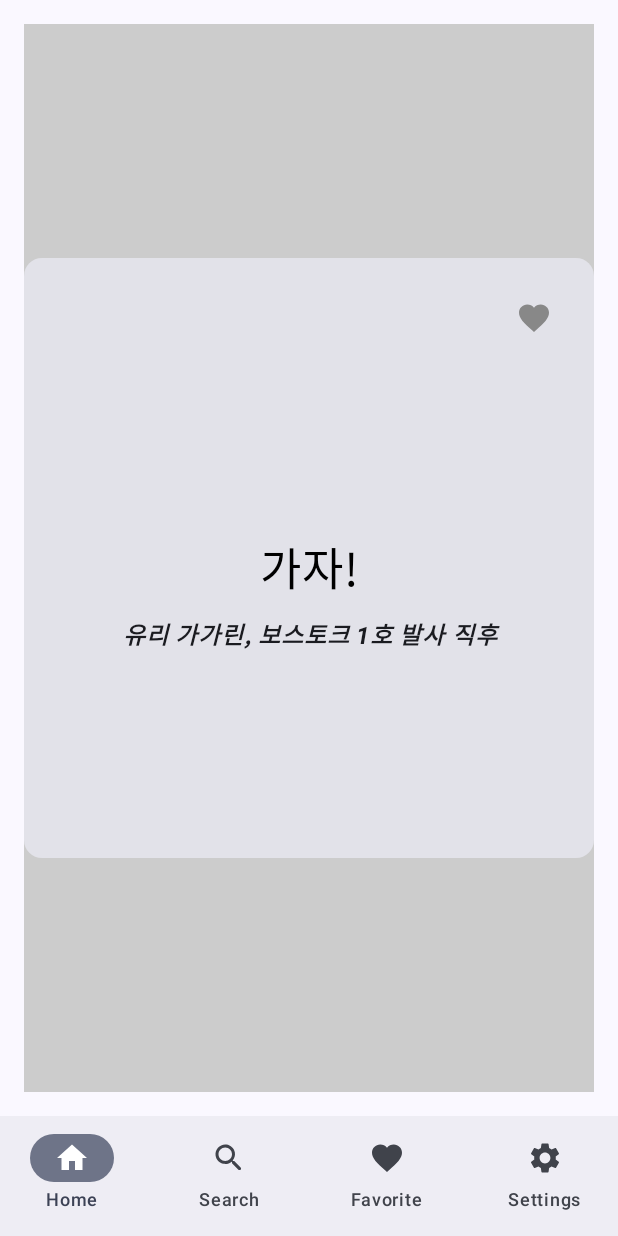
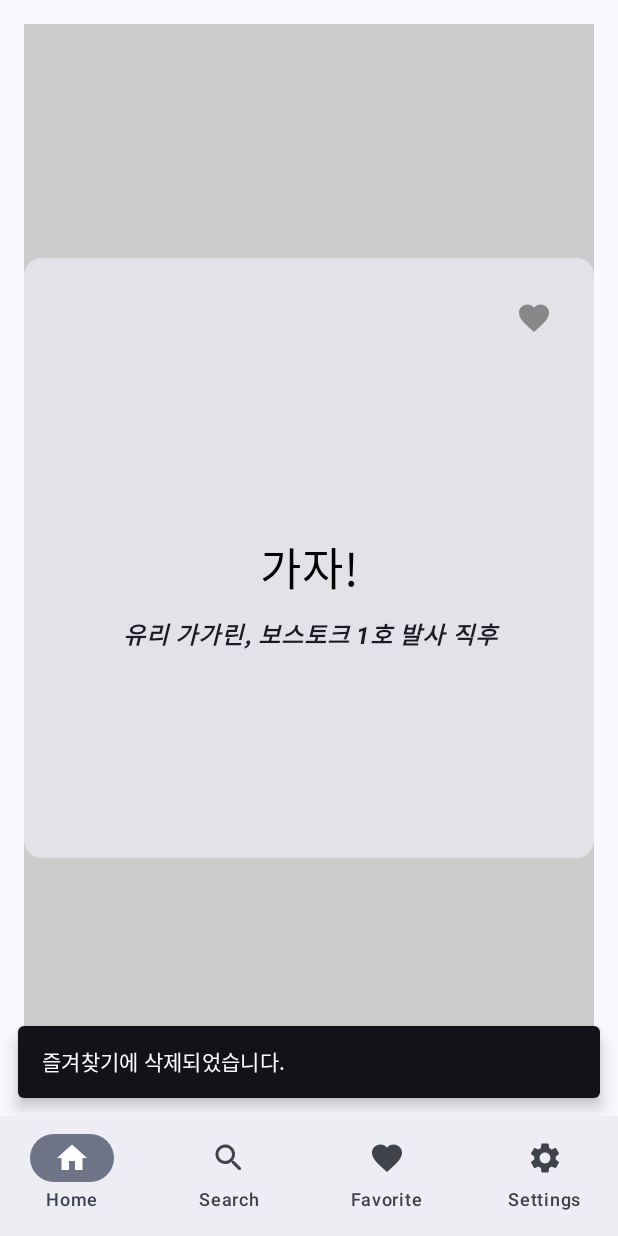
Before and after one commit to gyeolse/wisesaying, an Android app built with Jetpack Compose: the HomeScreen screen opened through its navigation route, after a tap on "Favorite", on a phone screen of 412 x 824 dp. Run offline under Robolectric (Android 15) with nearby library versions, the phone set to English and light mode, and no system bars; our stand-ins replace Dagger/Hilt's generated code, Room's generated code; libraries missing offline, so code that uses them is left out: com.kakao.sdk.

Commit message:
[ADD] Implement SnackBars
- N/A

```diff
--- a/app/src/main/java/com/example/androidsample/ui/screens/HomeScreen.kt
+++ b/app/src/main/java/com/example/androidsample/ui/screens/HomeScreen.kt
@@ -27,6 +27,11 @@ import androidx.compose.material3.Card
 import androidx.compose.material3.Icon
 import androidx.compose.material3.IconButton
 import androidx.compose.material3.MaterialTheme
+import androidx.compose.material3.Scaffold
+import androidx.compose.material3.SnackbarDuration
+import androidx.compose.material3.SnackbarHost
+import androidx.compose.material3.SnackbarHostState
+import androidx.compose.material3.SnackbarResult
 import androidx.compose.material3.Surface
 import androidx.compose.material3.Text
 import androidx.compose.runtime.Composable
@@ -34,6 +39,7 @@ import androidx.compose.runtime.LaunchedEffect
 import androidx.compose.runtime.getValue
 import androidx.compose.runtime.mutableStateOf
 import androidx.compose.runtime.remember
+import androidx.compose.runtime.rememberCoroutineScope
 import androidx.compose.runtime.setValue
 import androidx.compose.ui.Alignment
 import androidx.compose.ui.Modifier
@@ -56,6 +62,7 @@ import com.example.androidsample.ui.component.WiseSayingDataItem
 import com.example.androidsample.ui.theme.AndroidSampleTheme
 import com.example.androidsample.ui.viewmodel.TodoViewModel
 import com.example.androidsample.ui.viewmodel.WiseSayingViewModel
+import kotlinx.coroutines.launch
 import java.util.Calendar
 
 //val contentsList = listOf(
@@ -99,9 +106,18 @@ fun HomeScreen(navController: NavController, viewModel: TodoViewModel = hiltView
 fun SwipeableCardView(items: List<WiseSaying>, wiseSayingViewModel: WiseSayingViewModel) {
     val pagerState = rememberPagerState(pageCount = { items.size } )
     var cardItems by remember { mutableStateOf(items) }
+    val snackbarHostState = remember { SnackbarHostState() }
+    val scope = rememberCoroutineScope()
 
+    var isSnackbarShown by remember { mutableStateOf(false) }
+
+
+    Scaffold(
+        snackbarHost = { SnackbarHost(hostState = snackbarHostState)}
+    ) {
+        innerPadding ->
         VerticalPager(
-            modifier = Modifier.fillMaxSize(),
+            modifier = Modifier.fillMaxSize().padding(innerPadding),
             state = pagerState
         ) {page ->
             val item = cardItems[page]
@@ -166,10 +182,18 @@ fun SwipeableCardView(items: List<WiseSaying>, wiseSayingViewModel: WiseSayingVi
                                     IconButton(onClick = {
                                         cardItems = cardItems.mapIndexed { index, cardItem ->
                                             if (index == page) {
+                                                scope.launch {
+                                                    snackbarHostState.currentSnackbarData?.dismiss()
+
+                                                    if (cardItem.isFavorite == 1) {
+                                                        snackbarHostState.showSnackbar(message = "즐겨찾기에 삭제되었습니다.", duration = SnackbarDuration.Short)
+                                                    } else {
+                                                        snackbarHostState.showSnackbar(message = "즐겨찾기에 추가되었습니다.", duration = SnackbarDuration.Short)
+                                                    }
+                                                }
                                                 val updateItem = cardItem.copy(isFavorite = (if (cardItem.isFavorite == 1) 0 else 1))
                                                 wiseSayingViewModel.updateIsFavorite(updateItem.uid)
                                                 updateItem
-
                                             } else {
                                                 cardItem
                                             }
@@ -251,6 +275,8 @@ fun SwipeableCardView(items: List<WiseSaying>, wiseSayingViewModel: WiseSayingVi
 
             }
         }
+
+    }
 }
 
 @Preview
```
Lines whose indentation alone changed are shown as unchanged.
